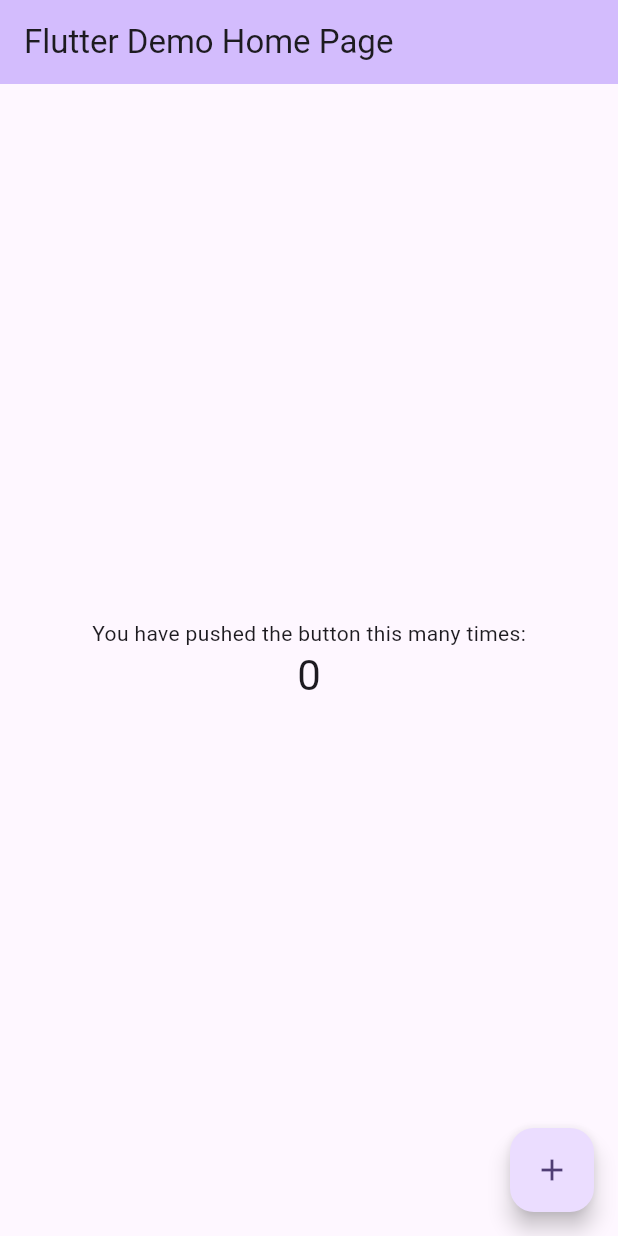
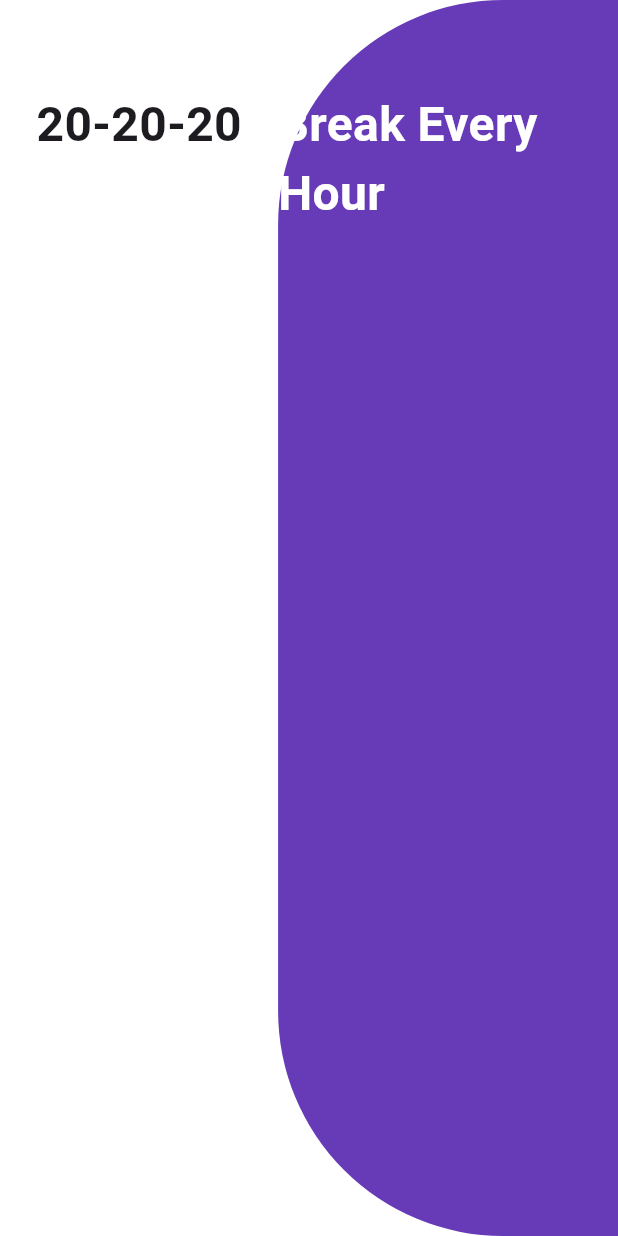
Before and after one commit to iampachnik/20-20-20, a Flutter app: the screen it shows after launch, on a phone screen of 412 x 824 dp. Run offline on Flutter 3.47's test engine with Material 3 defaults, Android fonts, the phone set to English and light mode, and no system bars.

Commit message:
feat: initial setup of 20-20-20 app with split-color home screen

```diff
--- a/lib/main.dart
+++ b/lib/main.dart
@@ -1,4 +1,5 @@
 import 'package:flutter/material.dart';
+import 'widgets/background.dart';
 
 void main() {
   runApp(const MyApp());
@@ -6,116 +7,41 @@ void main() {
 
 class MyApp extends StatelessWidget {
   const MyApp({super.key});
-
-  // This widget is the root of your application.
   @override
   Widget build(BuildContext context) {
     return MaterialApp(
-      title: 'Flutter Demo',
+      title: '20-20-20',
       theme: ThemeData(
-        // This is the theme of your application.
-        //
-        // TRY THIS: Try running your application with "flutter run". You'll see
-        // the application has a purple toolbar. Then, without quitting the app,
-        // try changing the seedColor in the colorScheme below to Colors.green
-        // and then invoke "hot reload" (save your changes or press the "hot
-        // reload" button in a Flutter-supported IDE, or press "r" if you used
-        // the command line to start the app).
-        //
-        // Notice that the counter didn't reset back to zero; the application
-        // state is not lost during the reload. To reset the state, use hot
-        // restart instead.
-        //
-        // This works for code too, not just values: Most code changes can be
-        // tested with just a hot reload.
-        colorScheme: .fromSeed(seedColor: Colors.deepPurple),
+        colorScheme: ColorScheme.fromSeed(seedColor: Colors.deepPurple),
       ),
-      home: const MyHomePage(title: 'Flutter Demo Home Page'),
+      home: const MyHomePage(),
     );
   }
 }
 
-class MyHomePage extends StatefulWidget {
-  const MyHomePage({super.key, required this.title});
-
-  // This widget is the home page of your application. It is stateful, meaning
-  // that it has a State object (defined below) that contains fields that affect
-  // how it looks.
-
-  // This class is the configuration for the state. It holds the values (in this
-  // case the title) provided by the parent (in this case the App widget) and
-  // used by the build method of the State. Fields in a Widget subclass are
-  // always marked "final".
-
-  final String title;
-
-  @override
-  State<MyHomePage> createState() => _MyHomePageState();
-}
-
-class _MyHomePageState extends State<MyHomePage> {
-  int _counter = 0;
-
-  void _incrementCounter() {
-    setState(() {
-      // This call to setState tells the Flutter framework that something has
-      // changed in this State, which causes it to rerun the build method below
-      // so that the display can reflect the updated values. If we changed
-      // _counter without calling setState(), then the build method would not be
-      // called again, and so nothing would appear to happen.
-      _counter++;
-    });
-  }
+class MyHomePage extends StatelessWidget {
+  const MyHomePage({super.key});
 
   @override
   Widget build(BuildContext context) {
-    // This method is rerun every time setState is called, for instance as done
-    // by the _incrementCounter method above.
-    //
-    // The Flutter framework has been optimized to make rerunning build methods
-    // fast, so that you can just rebuild anything that needs updating rather
-    // than having to individually change instances of widgets.
     return Scaffold(
-      appBar: AppBar(
-        // TRY THIS: Try changing the color here to a specific color (to
-        // Colors.amber, perhaps?) and trigger a hot reload to see the AppBar
-        // change color while the other colors stay the same.
-        backgroundColor: Theme.of(context).colorScheme.inversePrimary,
-        // Here we take the value from the MyHomePage object that was created by
-        // the App.build method, and use it to set our appbar title.
-        title: Text(widget.title),
-      ),
-      body: Center(
-        // Center is a layout widget. It takes a single child and positions it
-        // in the middle of the parent.
-        child: Column(
-          // Column is also a layout widget. It takes a list of children and
-          // arranges them vertically. By default, it sizes itself to fit its
-          // children horizontally, and tries to be as tall as its parent.
-          //
-          // Column has various properties to control how it sizes itself and
-          // how it positions its children. Here we use mainAxisAlignment to
-          // center the children vertically; the main axis here is the vertical
-          // axis because Columns are vertical (the cross axis would be
-          // horizontal).
-          //
-          // TRY THIS: Invoke "debug painting" (choose the "Toggle Debug Paint"
-          // action in the IDE, or press "p" in the console), to see the
-          // wireframe for each widget.
-          mainAxisAlignment: .center,
-          children: [
-            const Text('You have pushed the button this many times:'),
-            Text(
-              '$_counter',
-              style: Theme.of(context).textTheme.headlineMedium,
-            ),
-          ],
+      backgroundColor: Colors.grey[200],
+      body: MainBackground(
+        leftChild: const Text(
+          '20-20-20',
+          style: TextStyle(
+            fontSize: 32,
+            fontWeight: FontWeight.bold,
+          ),
         ),
-      ),
-      floatingActionButton: FloatingActionButton(
-        onPressed: _incrementCounter,
-        tooltip: 'Increment',
-        child: const Icon(Icons.add),
+        rightChild: const Text(
+          'Break Every Hour',
+          style: TextStyle(
+            color: Colors.white,
+            fontSize: 32,
+            fontWeight: FontWeight.bold,
+          ),
+        ),
       ),
     );
   }
--- /dev/null
+++ b/lib/widgets/background.dart
@@ -0,0 +1,63 @@
+import 'package:flutter/material.dart';
+
+class MainBackground extends StatelessWidget {
+  final Widget leftChild;
+  final Widget rightChild;
+  const MainBackground({
+    required this.leftChild,
+    required this.rightChild,
+    super.key,
+  });
+
+  @override
+  Widget build(BuildContext context) {
+    return Stack(
+      children: [
+        Container(color: Colors.white),
+        Positioned(
+          top: 0,
+          bottom: 0,
+          right: 0,
+          width: MediaQuery.of(context).size.width * 0.55,
+          child: Container(
+            decoration: const BoxDecoration(
+              color: Colors.deepPurple,
+              borderRadius: BorderRadius.only(
+                topLeft: Radius.circular(150),
+                bottomLeft: Radius.circular(150),
+              ),
+            ),
+          ),
+        ),
+        // Left Content
+        Positioned(
+        left: 0,
+        top: 0,
+        bottom: 0,
+        width: MediaQuery.of(context).size.width * 0.45,
+        child: Align(
+            alignment: Alignment.topCenter,
+            child: Padding(
+            padding: const EdgeInsets.only(top: 60),
+            child: leftChild,
+            ),
+        ),
+        ),
+        // Right Content
+        Positioned(
+        right: 0,
+        top: 0,
+        bottom: 0,
+        width: MediaQuery.of(context).size.width * 0.55,
+        child: Align(
+            alignment: Alignment.topCenter,
+            child: Padding(
+            padding: const EdgeInsets.only(top: 60),
+            child: rightChild,
+            ),
+        ),
+        ),
+      ],
+    );
+  }
+}
```
Also changed, not shown: 2 other files.
